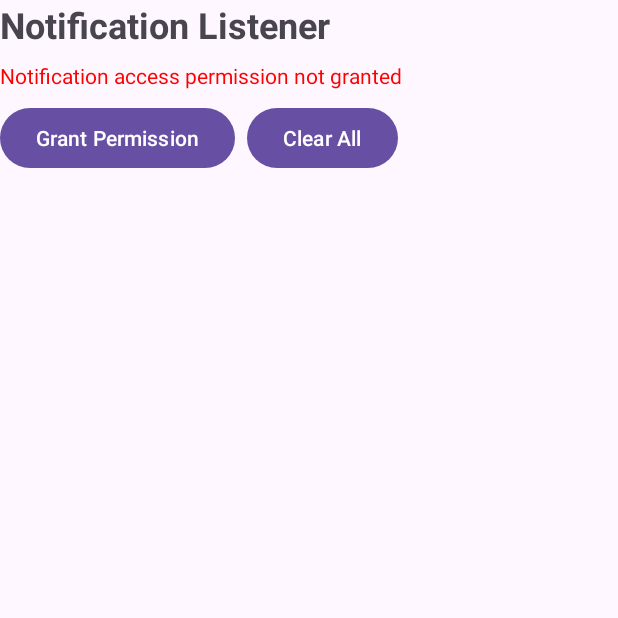
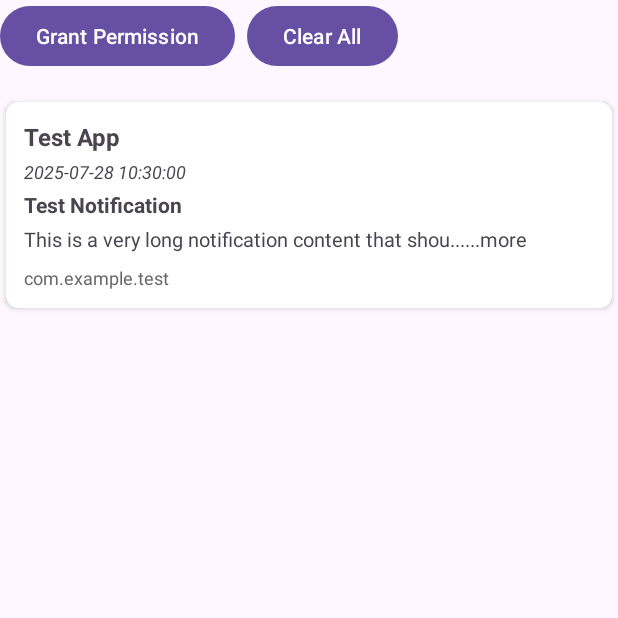
Before and after one commit to huzhanchi/NotiTiddy, an Android app: the screen it shows after launch (MainActivity), on a phone screen of 412 x 824 dp, the top half of it. Run offline under Robolectric (Android 15) with nearby library versions, the phone set to English and light mode, and no system bars.

Commit message:
fix view layout

```diff
--- a/app/src/main/java/com/example/notitiddy/MainActivity.kt
+++ b/app/src/main/java/com/example/notitiddy/MainActivity.kt
@@ -20,7 +20,6 @@ import androidx.recyclerview.widget.LinearLayoutManager
 import androidx.recyclerview.widget.RecyclerView
 
 class MainActivity : AppCompatActivity() {
-    private lateinit var statusTextView: TextView
     private lateinit var permissionButton: Button
     private lateinit var clearButton: Button
     private lateinit var notificationsRecyclerView: RecyclerView
@@ -35,9 +34,9 @@ class MainActivity : AppCompatActivity() {
                     val appName = intent.getStringExtra(NotificationService.EXTRA_APP_NAME) ?: getAppNameFromPackage(packageName)
                     val title = intent.getStringExtra(NotificationService.EXTRA_TITLE)
                     val fullContent = intent.getStringExtra(NotificationService.EXTRA_CONTENT)
-                    // Use first 100 characters as short content for initial display
-                    val shortContent = if (fullContent != null && fullContent.length > 100) {
-                        fullContent.substring(0, 100) + "..."
+                    // Use first 50 characters as short content for initial display
+                    val shortContent = if (fullContent != null && fullContent.length > 50) {
+                        fullContent.substring(0, 50) + "..."
                     } else {
                         fullContent
                     }
@@ -69,7 +68,6 @@ class MainActivity : AppCompatActivity() {
         }
 
         // Initialize views
-        statusTextView = findViewById(R.id.statusTextView)
         permissionButton = findViewById(R.id.permissionButton)
         clearButton = findViewById(R.id.clearButton)
         notificationsRecyclerView = findViewById(R.id.notificationsRecyclerView)
@@ -96,6 +94,9 @@ class MainActivity : AppCompatActivity() {
             Toast.makeText(this, "Notifications cleared", Toast.LENGTH_SHORT).show()
         }
 
+        // Add test notification for testing rendering effects
+        addTestNotification()
+
         // Register broadcast receiver
         val intentFilter = IntentFilter().apply {
             addAction(NotificationService.NOTIFICATION_POSTED)
@@ -121,10 +122,10 @@ class MainActivity : AppCompatActivity() {
 
     private fun updatePermissionStatus() {
         if (isNotificationServiceEnabled()) {
-            statusTextView.text = getString(R.string.permission_granted)
+            permissionButton.text = getString(R.string.permission_granted)
             permissionButton.isEnabled = false
         } else {
-            statusTextView.text = getString(R.string.permission_not_granted)
+            permissionButton.text = getString(R.string.grant_permission)
             permissionButton.isEnabled = true
         }
     }
@@ -152,4 +153,21 @@ class MainActivity : AppCompatActivity() {
             packageName // Return package name if app name cannot be found
         }
     }
+
+    private fun addTestNotification() {
+        val longContent = "This is a very long notification content that should definitely be longer than 50 characters to test the expand button functionality. It contains multiple sentences and should trigger the expand button to appear when displayed in the notification list."
+        val shortContent = longContent.substring(0, 50) + "..."
+
+        val testNotification = NotificationData(
+            packageName = "com.example.test",
+            appName = "Test App",
+            title = "Test Notification",
+            content = shortContent,
+            fullContent = longContent,
+            timestamp = System.currentTimeMillis()
+        )
+
+        notificationAdapter.addNotification(testNotification)
+    }
+
 }
--- a/app/src/main/java/com/example/notitiddy/NotificationAdapter.kt
+++ b/app/src/main/java/com/example/notitiddy/NotificationAdapter.kt
@@ -72,22 +72,23 @@ class NotificationAdapter : RecyclerView.Adapter<NotificationAdapter.Notificatio
 
             // Show/hide and set content
             if (!notification.content.isNullOrEmpty()) {
-                contentTextView.text = notification.content
-                contentTextView.visibility = View.VISIBLE
-
                 // Show expand button only if there's more content to show
                 val hasMoreContent = !notification.fullContent.isNullOrBlank() &&
                     notification.fullContent != notification.content
+
                 if (hasMoreContent) {
-                    expandButton.visibility = View.VISIBLE
-                    setupExpandButton(notification)
-                    // Adjust contentTextView constraints to account for expand button
-                    adjustContentConstraints(true)
+                    // Show truncated content with clickable "...more" at the end
+                    contentTextView.text = "${notification.content}...more"
+                    setupContentClickListener(notification)
+                    expandButton.visibility = View.GONE
+                    adjustContentConstraints(false)
                 } else {
+                    contentTextView.text = notification.content
+                    contentTextView.setOnClickListener(null)
                     expandButton.visibility = View.GONE
-                    // Adjust contentTextView constraints to span full width
                     adjustContentConstraints(false)
                 }
+                contentTextView.visibility = View.VISIBLE
             } else {
                 contentTextView.visibility = View.GONE
                 expandButton.visibility = View.GONE
@@ -97,11 +98,22 @@ class NotificationAdapter : RecyclerView.Adapter<NotificationAdapter.Notificatio
             // Reset expansion state
             isExpanded = false
             fullContentTextView.visibility = View.GONE
-            expandButton.text = "▼"
+            expandButton.text = "Show more"
 
             // Package name with status
             val status = if (notification.isRemoved) "[REMOVED] " else ""
             packageNameTextView.text = "$status${notification.packageName}"
+        }
+
+        private fun setupContentClickListener(notification: NotificationData) {
+            contentTextView.setOnClickListener {
+                isExpanded = !isExpanded
+                if (isExpanded) {
+                    contentTextView.text = notification.fullContent
+                } else {
+                    contentTextView.text = "${notification.content}...more"
+                }
+            }
         }
 
         private fun setupExpandButton(notification: NotificationData) {
@@ -110,10 +122,10 @@ class NotificationAdapter : RecyclerView.Adapter<NotificationAdapter.Notificatio
                 if (isExpanded) {
                     fullContentTextView.text = notification.fullContent
                     fullContentTextView.visibility = View.VISIBLE
-                    expandButton.text = "▲"
+                    expandButton.text = "Show less"
                 } else {
                     fullContentTextView.visibility = View.GONE
-                    expandButton.text = "▼"
+                    expandButton.text = "Show more"
                 }
             }
         }
@@ -123,7 +135,9 @@ class NotificationAdapter : RecyclerView.Adapter<NotificationAdapter.Notificatio
             if (hasExpandButton) {
                 layoutParams.endToEnd = ConstraintLayout.LayoutParams.UNSET
                 layoutParams.endToStart = R.id.expandButton
-                layoutParams.marginEnd = 24 // 8dp margin in pixels (approximately)
+                // Convert 8dp to pixels
+                val density = itemView.context.resources.displayMetrics.density
+                layoutParams.marginEnd = (8 * density).toInt()
             } else {
                 layoutParams.endToStart = ConstraintLayout.LayoutParams.UNSET
                 layoutParams.endToEnd = ConstraintLayout.LayoutParams.PARENT_ID
--- a/app/src/main/res/layout/activity_main.xml
+++ b/app/src/main/res/layout/activity_main.xml
@@ -8,46 +8,22 @@
     android:padding="16dp"
     tools:context=".MainActivity">
 
-    <TextView
-        android:id="@+id/titleTextView"
-        android:layout_width="0dp"
-        android:layout_height="wrap_content"
-        android:text="@string/app_description"
-        android:textSize="24sp"
-        android:textStyle="bold"
-        app:layout_constraintEnd_toEndOf="parent"
-        app:layout_constraintStart_toStartOf="parent"
-        app:layout_constraintTop_toTopOf="parent" />
-
-    <TextView
-        android:id="@+id/statusTextView"
-        android:layout_width="0dp"
-        android:layout_height="wrap_content"
-        android:layout_marginTop="8dp"
-        android:text="@string/permission_not_granted"
-        android:textColor="#FF0000"
-        app:layout_constraintEnd_toEndOf="parent"
-        app:layout_constraintStart_toStartOf="parent"
-        app:layout_constraintTop_toBottomOf="@+id/titleTextView" />
-
     <Button
         android:id="@+id/permissionButton"
         android:layout_width="wrap_content"
         android:layout_height="wrap_content"
-        android:layout_marginTop="8dp"
         android:text="@string/grant_permission"
         app:layout_constraintStart_toStartOf="parent"
-        app:layout_constraintTop_toBottomOf="@+id/statusTextView" />
+        app:layout_constraintTop_toTopOf="parent" />
 
     <Button
         android:id="@+id/clearButton"
         android:layout_width="wrap_content"
         android:layout_height="wrap_content"
-        android:layout_marginTop="8dp"
         android:layout_marginStart="8dp"
         android:text="@string/clear_all"
         app:layout_constraintStart_toEndOf="@+id/permissionButton"
-        app:layout_constraintTop_toBottomOf="@+id/statusTextView" />
+        app:layout_constraintTop_toTopOf="parent" />
 
     <androidx.recyclerview.widget.RecyclerView
         android:id="@+id/notificationsRecyclerView"
--- a/app/src/main/res/layout/item_notification.xml
+++ b/app/src/main/res/layout/item_notification.xml
@@ -51,9 +51,8 @@
             android:layout_height="wrap_content"
             android:textSize="13sp"
             android:layout_marginTop="4dp"
-            android:layout_marginEnd="8dp"
             android:visibility="gone"
-            app:layout_constraintEnd_toStartOf="@+id/expandButton"
+            app:layout_constraintEnd_toEndOf="parent"
             app:layout_constraintStart_toStartOf="parent"
             app:layout_constraintTop_toBottomOf="@+id/titleTextView" />
 
@@ -62,10 +61,13 @@
             android:layout_width="wrap_content"
             android:layout_height="32dp"
             android:layout_marginTop="4dp"
-            android:text="▼"
-            android:textSize="12sp"
+            android:text="Show more"
+            android:textSize="10sp"
+            android:textColor="#1976D2"
             android:background="?android:attr/selectableItemBackground"
-            android:minWidth="32dp"
+            android:minWidth="80dp"
+            android:paddingHorizontal="12dp"
+            android:textAllCaps="false"
             android:visibility="gone"
             app:layout_constraintTop_toBottomOf="@+id/titleTextView"
             app:layout_constraintEnd_toEndOf="parent" />
--- a/app/src/main/res/values/strings.xml
+++ b/app/src/main/res/values/strings.xml
@@ -2,8 +2,9 @@
     <string name="app_name">NotiTiddy</string>
     <string name="app_description">Notification Listener</string>
     <string name="permission_not_granted">Notification access permission not granted</string>
-    <string name="permission_granted">Notification access permission granted</string>
+    <string name="permission_granted">Permission granted</string>
     <string name="grant_permission">Grant Permission</string>
+
     <string name="no_notifications">No notifications yet</string>
     <string name="clear_all">Clear All</string>
 </resources>
```
Also changed, not shown: gradle/libs.versions.toml (added, +25 -0 lines), gradle/wrapper/gradle-wrapper.properties (added), 1 other file.
